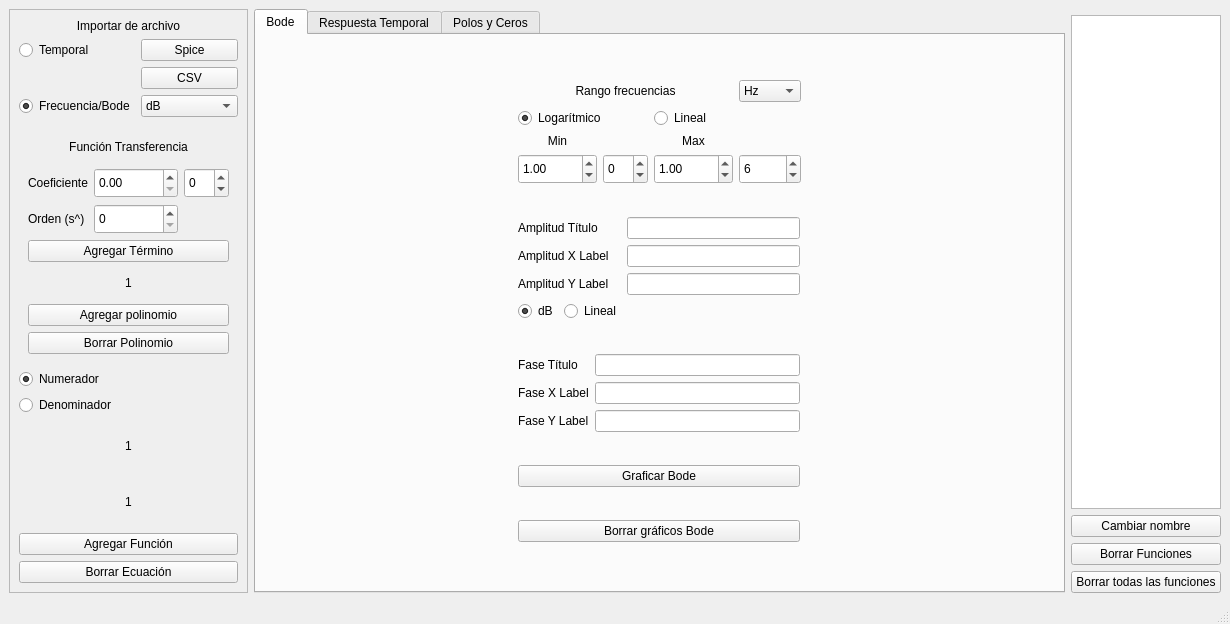
Above: designer/mainwindow.ui from BrunoDS01/TC_TP1_Grupo_6 before the change. Below: the same form after it.
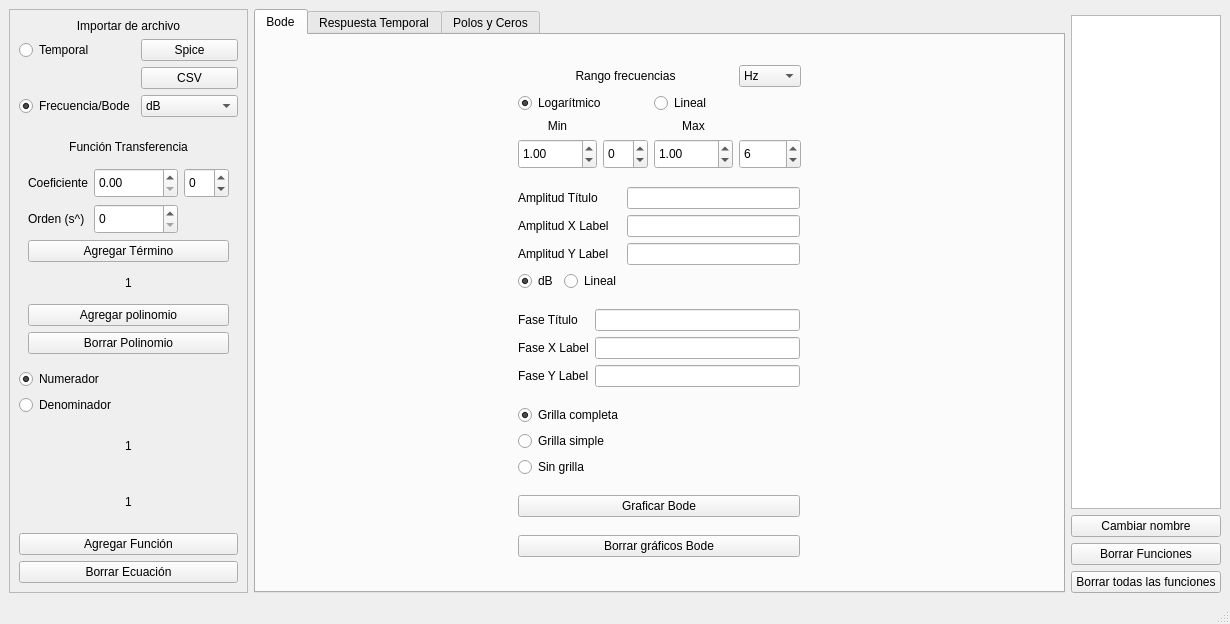
That is the form after the change.

Commit message: Versión 3.0. Mejoras en la grilla y gráfico temporal (agrega todas los outputs ahora)

```diff
--- a/designer/mainwindow.ui
+++ b/designer/mainwindow.ui
@@ -414,14 +414,14 @@
            </size>
           </property>
           <layout class="QGridLayout" name="gridLayout_11">
-           <item row="7" column="0">
+           <item row="8" column="0">
             <widget class="QPushButton" name="eraseBodePlotsButton">
              <property name="text">
               <string>Borrar gráficos Bode</string>
              </property>
             </widget>
            </item>
-           <item row="6" column="0">
+           <item row="7" column="0">
             <widget class="QPushButton" name="plotBodeButton">
              <property name="text">
               <string>Graficar Bode</string>
@@ -693,6 +693,43 @@
              </item>
             </layout>
            </item>
+           <item row="6" column="0">
+            <layout class="QGridLayout" name="gridLayout_14">
+             <item row="0" column="0">
+              <widget class="QRadioButton" name="gridCompleteButton">
+               <property name="text">
+                <string>Grilla completa</string>
+               </property>
+               <property name="checked">
+                <bool>true</bool>
+               </property>
+               <attribute name="buttonGroup">
+                <string notr="true">buttonGroup_5</string>
+               </attribute>
+              </widget>
+             </item>
+             <item row="1" column="0">
+              <widget class="QRadioButton" name="gridSimpleButton">
+               <property name="text">
+                <string>Grilla simple</string>
+               </property>
+               <attribute name="buttonGroup">
+                <string notr="true">buttonGroup_5</string>
+               </attribute>
+              </widget>
+             </item>
+             <item row="2" column="0">
+              <widget class="QRadioButton" name="gridNoneButton">
+               <property name="text">
+                <string>Sin grilla</string>
+               </property>
+               <attribute name="buttonGroup">
+                <string notr="true">buttonGroup_5</string>
+               </attribute>
+              </widget>
+             </item>
+            </layout>
+           </item>
           </layout>
          </widget>
         </item>
```
Left out of the diff: 17 changed lines with no effect on the pictures. The commit also changes 2 other files.
